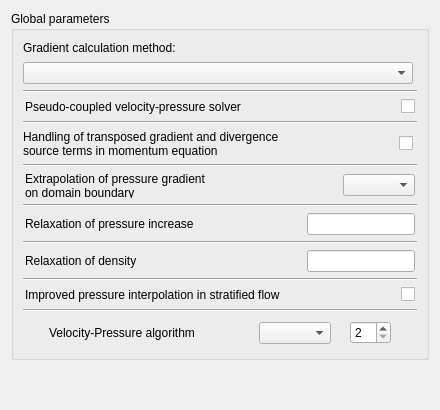
Above: gui/Pages/NumericalParamGlobalForm.ui from code-saturne/code_saturne before the change. Below: the same form after it.
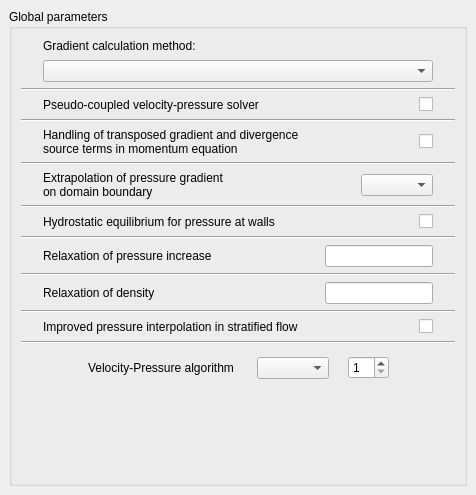
That is the form after the change.

What changed in the file:
```diff
--- a/gui/Pages/NumericalParamGlobalForm.ui
+++ b/gui/Pages/NumericalParamGlobalForm.ui
@@ -1,43 +1,84 @@
 <?xml version="1.0" encoding="UTF-8"?>
 <ui version="4.0">
  <class>NumericalParamGlobalForm</class>
- <widget class="QWidget" name="NumericalParamGlobalForm">
-  <property name="geometry">
+ <widget class="QWidget" name="NumericalParamGlobalForm" >
+  <property name="geometry" >
    <rect>
     <x>0</x>
     <y>0</y>
-    <width>440</width>
-    <height>410</height>
+    <width>476</width>
+    <height>495</height>
    </rect>
   </property>
   <property name="windowTitle">
    <string>Form</string>
   </property>
-  <layout class="QGridLayout" name="gridLayout_2">
-   <item row="0" column="0">
-    <widget class="QGroupBox" name="groupBox">
-     <property name="title">
+  <layout class="QGridLayout" >
+   <property name="margin" >
+    <number>9</number>
+   </property>
+   <property name="spacing" >
+    <number>6</number>
+   </property>
+   <item row="0" column="0" >
+    <widget class="QGroupBox" name="groupBox" >
+     <property name="mouseTracking" >
+      <bool>false</bool>
+     </property>
+     <property name="title" >
       <string>Global parameters</string>
      </property>
-     <layout class="QGridLayout" name="gridLayout">
-      <item row="0" column="0">
-       <spacer name="horizontalSpacer_4">
-        <property name="orientation">
+     <layout class="QGridLayout" >
+      <property name="margin" >
+       <number>9</number>
+      </property>
+      <property name="spacing" >
+       <number>6</number>
+      </property>
+      <item row="3" column="0" >
+       <widget class="Line" name="line_2" >
+        <property name="orientation" >
          <enum>Qt::Horizontal</enum>
         </property>
-        <property name="sizeHint" stdset="0">
-         <size>
-          <width>2</width>
-          <height>20</height>
-         </size>
+       </widget>
+      </item>
+      <item row="5" column="0" >
+       <widget class="Line" name="line_3" >
+        <property name="orientation" >
+         <enum>Qt::Horizontal</enum>
         </property>
-       </spacer>
+       </widget>
       </item>
-      <item row="0" column="1">
-       <layout class="QVBoxLayout" name="verticalLayout">
+      <item row="7" column="0" >
+       <widget class="Line" name="line_6" >
+        <property name="orientation" >
+         <enum>Qt::Horizontal</enum>
+        </property>
+       </widget>
+      </item>
+      <item row="9" column="0" >
+       <widget class="Line" name="line_4" >
+        <property name="orientation" >
+         <enum>Qt::Horizontal</enum>
+        </property>
+       </widget>
+      </item>
+      <item row="11" column="0" >
+       <widget class="Line" name="line_5" >
+        <property name="orientation" >
+         <enum>Qt::Horizontal</enum>
+        </property>
+       </widget>
+      </item>
+      <item row="12" column="0" >
+       <layout class="QHBoxLayout" >
+        <property name="margin" >
+         <number>0</number>
+        </property>
+        <property name="spacing" >
+         <number>6</number>
+        </property>
         <item>
-         <layout class="QHBoxLayout">
-          <item>
            <spacer>
             <property name="orientation">
              <enum>Qt::Horizontal</enum>
@@ -51,8 +92,8 @@
            </spacer>
           </item>
           <item>
-           <widget class="QFrame" name="frame_6">
-            <property name="minimumSize">
+         <widget class="QFrame" name="frame" >
+          <property name="minimumSize" >
              <size>
               <width>390</width>
               <height>16</height>
@@ -64,21 +105,28 @@
             <property name="frameShadow">
              <enum>QFrame::Raised</enum>
             </property>
-            <layout class="QGridLayout">
-             <property name="margin">
+          <layout class="QGridLayout" >
+           <property name="margin" >
               <number>0</number>
              </property>
-             <item row="0" column="0">
-              <layout class="QGridLayout">
-               <item row="0" column="0">
-                <layout class="QHBoxLayout">
+           <property name="spacing" >
+            <number>6</number>
+           </property>
+           <item row="0" column="0" >
+            <layout class="QHBoxLayout" >
+             <property name="margin" >
+              <number>0</number>
+             </property>
+             <property name="spacing" >
+              <number>6</number>
+             </property>
                  <item>
-                  <widget class="QLabel" name="labelIMRGRA">
-                   <property name="toolTip">
-                    <string>Code_Saturne key word: IMRGRA</string>
-                   </property>
-                   <property name="text">
-                    <string>Gradient calculation method:</string>
+              <widget class="QLabel" name="labelSRROM" >
+               <property name="toolTip" >
+                <string>Code_Saturne key word: SRROM</string>
+               </property>
+               <property name="text" >
+                <string>Relaxation of density</string>
                    </property>
                   </widget>
                  </item>
@@ -95,13 +143,25 @@
                    </property>
                   </spacer>
                  </item>
-                </layout>
-               </item>
-               <item row="1" column="0">
-                <widget class="QComboBox" name="comboBoxIMRGRA">
-                 <property name="toolTip">
-                  <string>Code_Saturne key word: IMRGRA</string>
-                 </property>
+             <item>
+              <widget class="QLineEdit" name="lineEditSRROM" >
+               <property name="sizePolicy" >
+                <sizepolicy>
+                 <hsizetype>0</hsizetype>
+                 <vsizetype>0</vsizetype>
+                 <horstretch>0</horstretch>
+                 <verstretch>0</verstretch>
+                </sizepolicy>
+               </property>
+               <property name="minimumSize" >
+                <size>
+                 <width>60</width>
+                 <height>0</height>
+                </size>
+               </property>
+               <property name="toolTip" >
+                <string>Code_Saturne key word: SRROM</string>
+               </property>
                 </widget>
                </item>
               </layout>
@@ -114,31 +174,137 @@
             <property name="orientation">
              <enum>Qt::Horizontal</enum>
             </property>
-            <property name="sizeHint" stdset="0">
+          <property name="sizeHint" >
              <size>
-              <width>20</width>
-              <height>20</height>
+            <width>16</width>
+            <height>16</height>
              </size>
             </property>
            </spacer>
           </item>
          </layout>
         </item>
+      <item row="13" column="0" >
+       <widget class="Line" name="line_7" >
+        <property name="orientation" >
+         <enum>Qt::Horizontal</enum>
+        </property>
+       </widget>
+      </item>
+      <item row="15" column="0" >
+       <widget class="Line" name="line_8" >
+        <property name="orientation" >
+         <enum>Qt::Horizontal</enum>
+        </property>
+       </widget>
+      </item>
+      <item row="17" column="0" >
+       <spacer>
+        <property name="orientation" >
+         <enum>Qt::Vertical</enum>
+        </property>
+        <property name="sizeHint" >
+         <size>
+          <width>420</width>
+          <height>20</height>
+         </size>
+        </property>
+       </spacer>
+      </item>
+      <item row="8" column="0" >
+       <layout class="QHBoxLayout" >
+        <property name="margin" >
+         <number>0</number>
+        </property>
+        <property name="spacing" >
+         <number>6</number>
+        </property>
         <item>
-         <widget class="Line" name="line">
-          <property name="orientation">
+         <spacer>
+          <property name="orientation" >
            <enum>Qt::Horizontal</enum>
           </property>
+          <property name="sizeHint" >
+           <size>
+            <width>16</width>
+            <height>16</height>
+           </size>
+          </property>
+         </spacer>
+        </item>
+        <item>
+         <widget class="QFrame" name="frame_7" >
+          <property name="minimumSize" >
+           <size>
+            <width>390</width>
+            <height>16</height>
+           </size>
+          </property>
+          <property name="frameShape" >
+           <enum>QFrame::NoFrame</enum>
+          </property>
+          <property name="frameShadow" >
+           <enum>QFrame::Raised</enum>
+          </property>
+          <layout class="QGridLayout" >
+           <property name="margin" >
+            <number>0</number>
+           </property>
+           <property name="spacing" >
+            <number>6</number>
+           </property>
+           <item row="0" column="0" >
+            <layout class="QHBoxLayout" >
+             <property name="margin" >
+              <number>0</number>
+             </property>
+             <property name="spacing" >
+              <number>6</number>
+             </property>
+             <item>
+              <widget class="QLabel" name="labelICFGRP" >
+               <property name="toolTip" >
+                <string>Code_Saturne key word: ICFGRP</string>
+               </property>
+               <property name="text" >
+                <string>Hydrostatic equilibrium for pressure at walls</string>
+               </property>
          </widget>
         </item>
         <item>
-         <layout class="QHBoxLayout">
+              <spacer>
+               <property name="orientation" >
+                <enum>Qt::Horizontal</enum>
+               </property>
+               <property name="sizeHint" >
+                <size>
+                 <width>16</width>
+                 <height>16</height>
+                </size>
+               </property>
+              </spacer>
+             </item>
           <item>
+              <widget class="QCheckBox" name="checkBoxICFGRP" >
+               <property name="toolTip" >
+                <string>Code_Saturne key word: ICFGRP</string>
+               </property>
+               <property name="text" >
+                <string/>
+               </property>
+              </widget>
+             </item>
+            </layout>
+           </item>
+          </layout>
+         </widget>
+        </item>
+        <item>
            <spacer>
-            <property name="orientation">
+          <property name="orientation" >
              <enum>Qt::Horizontal</enum>
             </property>
-            <property name="sizeHint" stdset="0">
+          <property name="sizeHint" >
              <size>
               <width>16</width>
               <height>16</height>
@@ -146,10 +312,33 @@
             </property>
            </spacer>
           </item>
+       </layout>
+      </item>
+      <item row="2" column="0" >
+       <layout class="QHBoxLayout" >
+        <property name="margin" >
+         <number>0</number>
+        </property>
+        <property name="spacing" >
+         <number>6</number>
+        </property>
           <item>
-           <widget class="QFrame" name="frame_5">
-            <property name="minimumSize">
+         <spacer>
+          <property name="orientation" >
+           <enum>Qt::Horizontal</enum>
+          </property>
+          <property name="sizeHint" >
              <size>
+            <width>16</width>
+            <height>16</height>
+           </size>
+          </property>
+         </spacer>
+        </item>
+        <item>
+         <widget class="QFrame" name="frame_5" >
+          <property name="minimumSize" >
+           <size>
               <width>390</width>
               <height>16</height>
              </size>
@@ -160,15 +349,24 @@
             <property name="frameShadow">
              <enum>QFrame::Raised</enum>
             </property>
-            <layout class="QGridLayout">
-             <property name="margin">
+          <layout class="QGridLayout" >
+           <property name="margin" >
               <number>0</number>
              </property>
-             <item row="0" column="0">
-              <layout class="QHBoxLayout">
+           <property name="spacing" >
+            <number>6</number>
+           </property>
+           <item row="0" column="0" >
+            <layout class="QHBoxLayout" >
+             <property name="margin" >
+              <number>0</number>
+             </property>
+             <property name="spacing" >
+              <number>6</number>
+             </property>
                <item>
-                <widget class="QLabel" name="labelIPUCOU">
-                 <property name="toolTip">
+              <widget class="QLabel" name="labelIPUCOU" >
+               <property name="toolTip" >
                   <string>Code_Saturne key word: IPUCOU</string>
                  </property>
                  <property name="text">
@@ -181,7 +379,7 @@
                  <property name="orientation">
                   <enum>Qt::Horizontal</enum>
                  </property>
-                 <property name="sizeHint" stdset="0">
+               <property name="sizeHint" >
                   <size>
                    <width>16</width>
                    <height>16</height>
@@ -190,8 +388,8 @@
                 </spacer>
                </item>
                <item>
-                <widget class="QCheckBox" name="checkBoxIPUCOU">
-                 <property name="toolTip">
+              <widget class="QCheckBox" name="checkBoxIPUCOU" >
+               <property name="toolTip" >
                   <string>Code_Saturne key word: IPUCOU</string>
                  </property>
                  <property name="text">
@@ -219,15 +417,14 @@
           </item>
          </layout>
         </item>
-        <item>
-         <widget class="Line" name="line_3">
-          <property name="orientation">
-           <enum>Qt::Horizontal</enum>
-          </property>
-         </widget>
-        </item>
-        <item>
-         <layout class="QHBoxLayout">
+      <item row="4" column="0" >
+       <layout class="QHBoxLayout" >
+        <property name="margin" >
+         <number>0</number>
+        </property>
+        <property name="spacing" >
+         <number>6</number>
+        </property>
           <item>
            <spacer>
             <property name="orientation">
@@ -242,8 +439,8 @@
            </spacer>
           </item>
           <item>
-           <widget class="QFrame" name="frame_4">
-            <property name="minimumSize">
+         <widget class="QFrame" name="frame_4" >
+          <property name="minimumSize" >
              <size>
               <width>390</width>
               <height>16</height>
@@ -255,15 +452,24 @@
             <property name="frameShadow">
              <enum>QFrame::Raised</enum>
             </property>
-            <layout class="QGridLayout">
-             <property name="margin">
+          <layout class="QGridLayout" >
+           <property name="margin" >
               <number>0</number>
              </property>
-             <item row="0" column="0">
-              <layout class="QHBoxLayout">
+           <property name="spacing" >
+            <number>6</number>
+           </property>
+           <item row="0" column="0" >
+            <layout class="QHBoxLayout" >
+             <property name="margin" >
+              <number>0</number>
+             </property>
+             <property name="spacing" >
+              <number>6</number>
+             </property>
                <item>
-                <widget class="QLabel" name="labelIVISSE">
-                 <property name="toolTip">
+              <widget class="QLabel" name="labelIVISSE" >
+               <property name="toolTip" >
                   <string>Code_Saturne key word: IVISSE</string>
                  </property>
                  <property name="text">
@@ -286,8 +492,8 @@
                 </spacer>
                </item>
                <item>
-                <widget class="QCheckBox" name="checkBoxIVISSE">
-                 <property name="toolTip">
+              <widget class="QCheckBox" name="checkBoxIVISSE" >
+               <property name="toolTip" >
                   <string>Code_Saturne key word: IVISSE</string>
                  </property>
                  <property name="text">
@@ -305,7 +511,7 @@
             <property name="orientation">
              <enum>Qt::Horizontal</enum>
             </property>
-            <property name="sizeHint" stdset="0">
+          <property name="sizeHint" >
              <size>
               <width>20</width>
               <height>20</height>
@@ -315,21 +521,20 @@
           </item>
          </layout>
         </item>
-        <item>
-         <widget class="Line" name="line_4">
-          <property name="orientation">
-           <enum>Qt::Horizontal</enum>
-          </property>
-         </widget>
-        </item>
+      <item row="10" column="0" >
+       <layout class="QHBoxLayout" >
+        <property name="margin" >
+         <number>0</number>
+        </property>
+        <property name="spacing" >
+         <number>6</number>
+        </property>
         <item>
-         <layout class="QHBoxLayout">
-          <item>
            <spacer>
             <property name="orientation">
              <enum>Qt::Horizontal</enum>
             </property>
-            <property name="sizeHint" stdset="0">
+          <property name="sizeHint" >
              <size>
               <width>16</width>
               <height>16</height>
@@ -338,8 +543,8 @@
            </spacer>
           </item>
           <item>
-           <widget class="QFrame" name="frame_3">
-            <property name="minimumSize">
+         <widget class="QFrame" name="frame_2" >
+          <property name="minimumSize" >
              <size>
               <width>390</width>
               <height>16</height>
@@ -351,114 +556,24 @@
             <property name="frameShadow">
              <enum>QFrame::Raised</enum>
             </property>
-            <layout class="QGridLayout">
-             <property name="margin">
+          <layout class="QGridLayout" >
+           <property name="margin" >
               <number>0</number>
              </property>
-             <item row="0" column="0">
-              <layout class="QHBoxLayout">
-               <item>
-                <widget class="QLabel" name="labelEXTRAG">
-                 <property name="minimumSize">
-                  <size>
-                   <width>0</width>
-                   <height>25</height>
-                  </size>
-                 </property>
-                 <property name="toolTip">
-                  <string>Code_Saturne key word: EXTRAG</string>
-                 </property>
-                 <property name="text">
-                  <string>Extrapolation of pressure gradient
-on domain boundary</string>
-                 </property>
-                </widget>
-               </item>
+           <property name="spacing" >
+            <number>6</number>
+           </property>
+           <item row="0" column="0" >
+            <layout class="QHBoxLayout" >
+             <property name="margin" >
+              <number>0</number>
+             </property>
+             <property name="spacing" >
+              <number>6</number>
+             </property>
                <item>
-                <spacer>
-                 <property name="orientation">
-                  <enum>Qt::Horizontal</enum>
-                 </property>
-                 <property name="sizeHint" stdset="0">
-                  <size>
-                   <width>16</width>
-                   <height>16</height>
-                  </size>
-                 </property>
-                </spacer>
-               </item>
-               <item>
-                <widget class="QComboBox" name="comboBoxEXTRAG">
-                 <property name="toolTip">
-                  <string>Code_Saturne key word: EXTRAG</string>
-                 </property>
-                </widget>
-               </item>
-              </layout>
-             </item>
-            </layout>
-           </widget>
-          </item>
-          <item>
-           <spacer>
-            <property name="orientation">
-             <enum>Qt::Horizontal</enum>
-            </property>
-            <property name="sizeHint" stdset="0">
-             <size>
-              <width>16</width>
-              <height>16</height>
-             </size>
-            </property>
-           </spacer>
-          </item>
-         </layout>
-        </item>
-        <item>
-         <widget class="Line" name="line_5">
-          <property name="orientation">
-           <enum>Qt::Horizontal</enum>
-          </property>
-         </widget>
-        </item>
-        <item>
-         <layout class="QHBoxLayout">
-          <item>
-           <spacer>
-            <property name="orientation">
-             <enum>Qt::Horizontal</enum>
-            </property>
-            <property name="sizeHint" stdset="0">
-             <size>
-              <width>16</width>
-              <height>16</height>
-             </size>
-            </property>
-           </spacer>
-          </item>
-          <item>
-           <widget class="QFrame" name="frame_2">
-            <property name="minimumSize">
-             <size>
-              <width>390</width>
-              <height>16</height>
-             </size>
-            </property>
-            <property name="frameShape">
-             <enum>QFrame::NoFrame</enum>
-            </property>
-            <property name="frameShadow">
-             <enum>QFrame::Raised</enum>
-            </property>
-            <layout class="QGridLayout">
-             <property name="margin">
-              <number>0</number>
-             </property>
-             <item row="0" column="0">
-              <layout class="QHBoxLayout">
-               <item>
-                <widget class="QLabel" name="labelRELAXP">
-                 <property name="toolTip">
+              <widget class="QLabel" name="labelRELAXP" >
+               <property name="toolTip" >
                   <string>Code_Saturne key word: RELAXP</string>
                  </property>
                  <property name="text">
@@ -471,7 +586,7 @@
                  <property name="orientation">
                   <enum>Qt::Horizontal</enum>
                  </property>
-                 <property name="sizeHint" stdset="0">
+               <property name="sizeHint" >
                   <size>
                    <width>16</width>
                    <height>21</height>
@@ -480,9 +595,11 @@
                 </spacer>
                </item>
                <item>
-                <widget class="QLineEdit" name="lineEditRELAXP">
-                 <property name="sizePolicy">
-                  <sizepolicy hsizetype="Preferred" vsizetype="Fixed">
+              <widget class="QLineEdit" name="lineEditRELAXP" >
+               <property name="sizePolicy" >
+                <sizepolicy>
+                 <hsizetype>0</hsizetype>
+                 <vsizetype>0</vsizetype>
                    <horstretch>0</horstretch>
                    <verstretch>0</verstretch>
                   </sizepolicy>
@@ -508,7 +625,7 @@
             <property name="orientation">
              <enum>Qt::Horizontal</enum>
             </property>
-            <property name="sizeHint" stdset="0">
+          <property name="sizeHint" >
              <size>
               <width>16</width>
               <height>16</height>
@@ -518,125 +635,14 @@
           </item>
          </layout>
         </item>
-        <item>
-         <widget class="Line" name="line_6">
-          <property name="orientation">
-           <enum>Qt::Horizontal</enum>
-          </property>
-         </widget>
-        </item>
-        <item>
-         <layout class="QHBoxLayout">
-          <item>
-           <spacer>
-            <property name="orientation">
-             <enum>Qt::Horizontal</enum>
-            </property>
-            <property name="sizeHint" stdset="0">
-             <size>
-              <width>16</width>
-              <height>16</height>
-             </size>
-            </property>
-           </spacer>
-          </item>
-          <item>
-           <widget class="QFrame" name="frame">
-            <property name="minimumSize">
-             <size>
-              <width>390</width>
-              <height>16</height>
-             </size>
-            </property>
-            <property name="frameShape">
-             <enum>QFrame::NoFrame</enum>
-            </property>
-            <property name="frameShadow">
-             <enum>QFrame::Raised</enum>
-            </property>
-            <layout class="QGridLayout">
-             <property name="margin">
+      <item row="14" column="0" >
+       <layout class="QHBoxLayout" >
+        <property name="margin" >
               <number>0</number>
              </property>
-             <item row="0" column="0">
-              <layout class="QHBoxLayout">
-               <item>
-                <widget class="QLabel" name="labelSRROM">
-                 <property name="toolTip">
-                  <string>Code_Saturne key word: SRROM</string>
-                 </property>
-                 <property name="text">
-                  <string>Relaxation of density</string>
-                 </property>
-                </widget>
-               </item>
-               <item>
-                <spacer>
-                 <property name="orientation">
-                  <enum>Qt::Horizontal</enum>
-                 </property>
-                 <property name="sizeHint" stdset="0">
-                  <size>
-                   <width>16</width>
-                   <height>16</height>
-                  </size>
-                 </property>
-                </spacer>
-               </item>
-               <item>
-                <widget class="QLineEdit" name="lineEditSRROM">
-                 <property name="sizePolicy">
-                  <sizepolicy hsizetype="Preferred" vsizetype="Fixed">
-                   <horstretch>0</horstretch>
-                   <verstretch>0</verstretch>
-                  </sizepolicy>
-                 </property>
-                 <property name="minimumSize">
-                  <size>
-                   <width>60</width>
-                   <height>0</height>
-                  </size>
-                 </property>
-                 <property name="toolTip">
-                  <string>Code_Saturne key word: SRROM</string>
-                 </property>
-                </widget>
-               </item>
-              </layout>
-             </item>
-            </layout>
-           </widget>
-          </item>
-          <item>
-           <spacer>
-            <property name="orientation">
-             <enum>Qt::Horizontal</enum>
-            </property>
-            <property name="sizeHint" stdset="0">
-             <size>
-              <width>16</width>
-              <height>16</height>
-             </size>
-            </property>
-           </spacer>
-          </item>
-         </layout>
-        </item>
-        <item>
-         <widget class="Line" name="line_7">
-          <property name="orientation">
-           <enum>Qt::Horizontal</enum>
-          </property>
-         </widget>
-        </item>
-        <item>
-         <layout class="QHBoxLayout" name="_2">
-          <property name="spacing">
+        <property name="spacing" >
            <number>6</number>
           </property>
-          <property name="margin">
-           <number>0</number>
-          </property>
           <item>
            <spacer>
             <property name="orientation">
@@ -651,8 +657,8 @@
            </spacer>
           </item>
           <item>
-           <widget class="QFrame" name="frame_8">
-            <property name="minimumSize">
+         <widget class="QFrame" name="frame_8" >
+          <property name="minimumSize" >
              <size>
               <width>390</width>
               <height>16</height>
@@ -664,24 +670,24 @@
             <property name="frameShadow">
              <enum>QFrame::Raised</enum>
             </property>
-            <layout class="QGridLayout" name="_3">
-             <property name="margin">
+          <layout class="QGridLayout" >
+           <property name="margin" >
               <number>0</number>
              </property>
-             <property name="spacing">
+           <property name="spacing" >
               <number>6</number>
              </property>
-             <item row="0" column="0">
-              <layout class="QHBoxLayout" name="_4">
-               <property name="spacing">
-                <number>6</number>
-               </property>
-               <property name="margin">
+           <item row="0" column="0" >
+            <layout class="QHBoxLayout" >
+             <property name="margin" >
                 <number>0</number>
                </property>
+             <property name="spacing" >
+              <number>6</number>
+             </property>
                <item>
-                <widget class="QLabel" name="labelImprovedPressure">
-                 <property name="toolTip">
+              <widget class="QLabel" name="labelImprovedPressure" >
+               <property name="toolTip" >
                   <string>Code_Saturne key word: IPUCOU</string>
                  </property>
                  <property name="text">
@@ -694,7 +700,7 @@
                  <property name="orientation">
                   <enum>Qt::Horizontal</enum>
                  </property>
-                 <property name="sizeHint" stdset="0">
+               <property name="sizeHint" >
                   <size>
                    <width>16</width>
                    <height>16</height>
@@ -703,8 +709,8 @@
                 </spacer>
                </item>
                <item>
-                <widget class="QCheckBox" name="checkBoxImprovedPressure">
-                 <property name="toolTip">
+              <widget class="QCheckBox" name="checkBoxImprovedPressure" >
+               <property name="toolTip" >
                   <string>Code_Saturne key word: IPHYDR</string>
                  </property>
                  <property name="text">
@@ -722,7 +728,7 @@
             <property name="orientation">
              <enum>Qt::Horizontal</enum>
             </property>
-            <property name="sizeHint" stdset="0">
+          <property name="sizeHint" >
              <size>
               <width>16</width>
               <height>16</height>
@@ -732,33 +738,38 @@
           </item>
          </layout>
         </item>
-        <item>
-         <widget class="Line" name="line_8">
-          <property name="orientation">
-           <enum>Qt::Horizontal</enum>
-          </property>
-         </widget>
-        </item>
-        <item>
-         <layout class="QHBoxLayout" name="horizontalLayout_4">
+      <item row="16" column="0" >
+       <layout class="QHBoxLayout" >
+        <property name="margin" >
+         <number>0</number>
+        </property>
+        <property name="spacing" >
+         <number>6</number>
+        </property>
           <item>
            <spacer>
             <property name="orientation">
              <enum>Qt::Horizontal</enum>
             </property>
-            <property name="sizeHint" stdset="0">
+          <property name="sizeHint" >
              <size>
-              <width>13</width>
-              <height>16</height>
+            <width>16</width>
+            <height>36</height>
              </size>
             </property>
            </spacer>
           </item>
           <item>
-           <layout class="QHBoxLayout" name="horizontalLayout_3">
+         <layout class="QHBoxLayout" >
+          <property name="margin" >
+           <number>0</number>
+          </property>
+          <property name="spacing" >
+           <number>6</number>
+          </property>
             <item>
-             <widget class="QLabel" name="labelNTERUP">
-              <property name="toolTip">
+           <widget class="QLabel" name="labelNTERUP" >
+            <property name="toolTip" >
                <string>Code_Saturne key word: EXTRAG</string>
               </property>
               <property name="text">
@@ -771,17 +782,17 @@
               <property name="orientation">
                <enum>Qt::Horizontal</enum>
               </property>
-              <property name="sizeHint" stdset="0">
+            <property name="sizeHint" >
                <size>
-                <width>58</width>
+              <width>17</width>
                 <height>30</height>
                </size>
               </property>
              </spacer>
             </item>
             <item>
-             <widget class="QComboBox" name="comboBoxNTERUP">
-              <property name="toolTip">
+           <widget class="QComboBox" name="comboBoxNTERUP" >
+            <property name="toolTip" >
                <string>Code_Saturne key word: NTERUP</string>
               </property>
              </widget>
@@ -791,7 +802,7 @@
               <property name="orientation">
                <enum>Qt::Horizontal</enum>
               </property>
-              <property name="sizeHint" stdset="0">
+            <property name="sizeHint" >
                <size>
                 <width>13</width>
                 <height>20</height>
@@ -800,12 +811,12 @@
              </spacer>
             </item>
             <item>
-             <widget class="QSpinBox" name="spinBoxNTERUP">
-              <property name="toolTip">
+           <widget class="QSpinBox" name="spinBoxNTERUP" >
+            <property name="toolTip" >
                <string>Code_Saturne key word: NTERUP</string>
               </property>
-              <property name="minimum">
-               <number>2</number>
+            <property name="minimum" >
+             <number>1</number>
               </property>
              </widget>
             </item>
@@ -816,9 +827,9 @@
             <property name="orientation">
              <enum>Qt::Horizontal</enum>
             </property>
-            <property name="sizeHint" stdset="0">
+          <property name="sizeHint" >
              <size>
-              <width>13</width>
+            <width>16</width>
               <height>20</height>
              </size>
             </property>
@@ -826,36 +837,226 @@
           </item>
          </layout>
         </item>
-       </layout>
-      </item>
-      <item row="0" column="2">
-       <spacer name="horizontalSpacer_5">
-        <property name="orientation">
+      <item row="0" column="0" >
+       <layout class="QHBoxLayout" >
+        <property name="margin" >
+         <number>0</number>
+        </property>
+        <property name="spacing" >
+         <number>6</number>
+        </property>
+        <item>
+         <spacer>
+          <property name="orientation" >
+           <enum>Qt::Horizontal</enum>
+          </property>
+          <property name="sizeHint" >
+           <size>
+            <width>16</width>
+            <height>16</height>
+           </size>
+          </property>
+         </spacer>
+        </item>
+        <item>
+         <widget class="QFrame" name="frame_6" >
+          <property name="minimumSize" >
+           <size>
+            <width>390</width>
+            <height>16</height>
+           </size>
+          </property>
+          <property name="frameShape" >
+           <enum>QFrame::NoFrame</enum>
+          </property>
+          <property name="frameShadow" >
+           <enum>QFrame::Raised</enum>
+          </property>
+          <layout class="QGridLayout" >
+           <property name="margin" >
+            <number>0</number>
+           </property>
+           <property name="spacing" >
+            <number>6</number>
+           </property>
+           <item row="0" column="0" >
+            <layout class="QGridLayout" >
+             <property name="margin" >
+              <number>0</number>
+             </property>
+             <property name="spacing" >
+              <number>6</number>
+             </property>
+             <item row="0" column="0" >
+              <layout class="QHBoxLayout" >
+               <property name="margin" >
+                <number>0</number>
+               </property>
+               <property name="spacing" >
+                <number>6</number>
+               </property>
+               <item>
+                <widget class="QLabel" name="labelIMRGRA" >
+                 <property name="toolTip" >
+                  <string>Code_Saturne key word: IMRGRA</string>
+                 </property>
+                 <property name="text" >
+                  <string>Gradient calculation method:</string>
+                 </property>
+                </widget>
+               </item>
+               <item>
+                <spacer>
+                 <property name="orientation" >
          <enum>Qt::Horizontal</enum>
         </property>
-        <property name="sizeHint" stdset="0">
+                 <property name="sizeHint" >
          <size>
-          <width>2</width>
-          <height>20</height>
+                   <width>16</width>
+                   <height>16</height>
          </size>
         </property>
        </spacer>
       </item>
      </layout>
-    </widget>
-   </item>
-   <item row="1" column="0">
+             </item>
+             <item row="1" column="0" >
+              <widget class="QComboBox" name="comboBoxIMRGRA" >
+               <property name="toolTip" >
+                <string>Code_Saturne key word: IMRGRA</string>
+               </property>
+              </widget>
+             </item>
+            </layout>
+           </item>
+          </layout>
+         </widget>
+        </item>
+        <item>
     <spacer>
-     <property name="orientation">
-      <enum>Qt::Vertical</enum>
-     </property>
-     <property name="sizeHint" stdset="0">
+          <property name="orientation" >
+           <enum>Qt::Horizontal</enum>
+          </property>
+          <property name="sizeHint" >
       <size>
        <width>20</width>
        <height>20</height>
       </size>
      </property>
     </spacer>
+        </item>
+       </layout>
+      </item>
+      <item row="1" column="0" >
+       <widget class="Line" name="line" >
+        <property name="orientation" >
+         <enum>Qt::Horizontal</enum>
+        </property>
+       </widget>
+      </item>
+      <item row="6" column="0" >
+       <layout class="QHBoxLayout" >
+        <property name="margin" >
+         <number>0</number>
+        </property>
+        <property name="spacing" >
+         <number>6</number>
+        </property>
+        <item>
+         <spacer>
+          <property name="orientation" >
+           <enum>Qt::Horizontal</enum>
+          </property>
+          <property name="sizeHint" >
+           <size>
+            <width>16</width>
+            <height>16</height>
+           </size>
+          </property>
+         </spacer>
+        </item>
+        <item>
+         <widget class="QFrame" name="frame_3" >
+          <property name="minimumSize" >
+           <size>
+            <width>390</width>
+            <height>16</height>
+           </size>
+          </property>
+          <property name="frameShape" >
+           <enum>QFrame::NoFrame</enum>
+          </property>
+          <property name="frameShadow" >
+           <enum>QFrame::Raised</enum>
+          </property>
+          <layout class="QGridLayout" >
+           <property name="margin" >
+            <number>0</number>
+           </property>
+           <property name="spacing" >
+            <number>6</number>
+           </property>
+           <item row="0" column="0" >
+            <layout class="QHBoxLayout" >
+             <property name="margin" >
+              <number>0</number>
+             </property>
+             <property name="spacing" >
+              <number>6</number>
+             </property>
+             <item>
+              <widget class="QLabel" name="labelEXTRAG" >
+               <property name="toolTip" >
+                <string>Code_Saturne key word: EXTRAG</string>
+               </property>
+               <property name="text" >
+                <string>Extrapolation of pressure gradient
+on domain boundary</string>
+               </property>
+              </widget>
+             </item>
+             <item>
+              <spacer>
+               <property name="orientation" >
+                <enum>Qt::Horizontal</enum>
+               </property>
+               <property name="sizeHint" >
+                <size>
+                 <width>16</width>
+                 <height>16</height>
+                </size>
+               </property>
+              </spacer>
+             </item>
+             <item>
+              <widget class="QComboBox" name="comboBoxEXTRAG" >
+               <property name="toolTip" >
+                <string>Code_Saturne key word: EXTRAG</string>
+               </property>
+              </widget>
+             </item>
+            </layout>
+           </item>
+          </layout>
+         </widget>
+        </item>
+        <item>
+         <spacer>
+          <property name="orientation" >
+           <enum>Qt::Horizontal</enum>
+          </property>
+          <property name="sizeHint" >
+           <size>
+            <width>16</width>
+            <height>16</height>
+           </size>
+          </property>
+         </spacer>
+        </item>
+       </layout>
+      </item>
+     </layout>
+    </widget>
    </item>
   </layout>
  </widget>
```
Left out of the diff: 93 changed lines with no effect on the pictures. Lines whose indentation alone changed are shown as unchanged.
